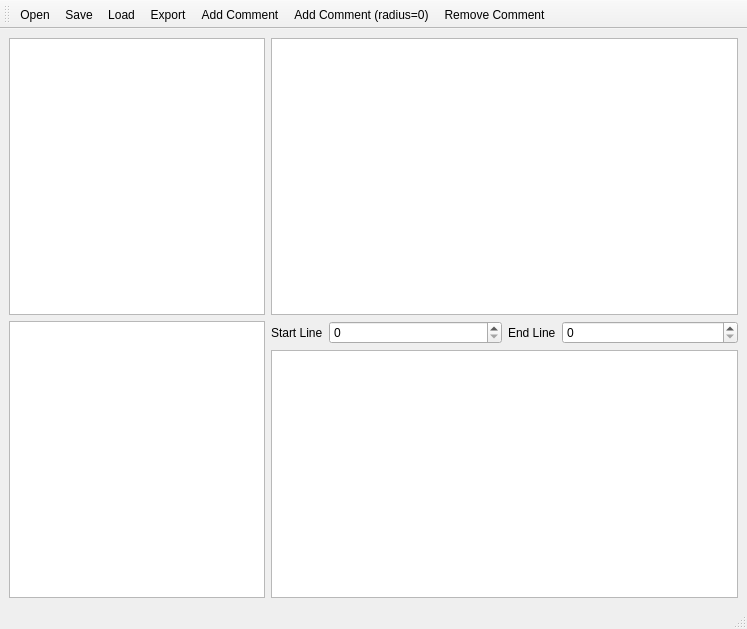
Above: gui/ui_MainWindow.ui from arneboe/codecomment before the change. Below: the same form after it.
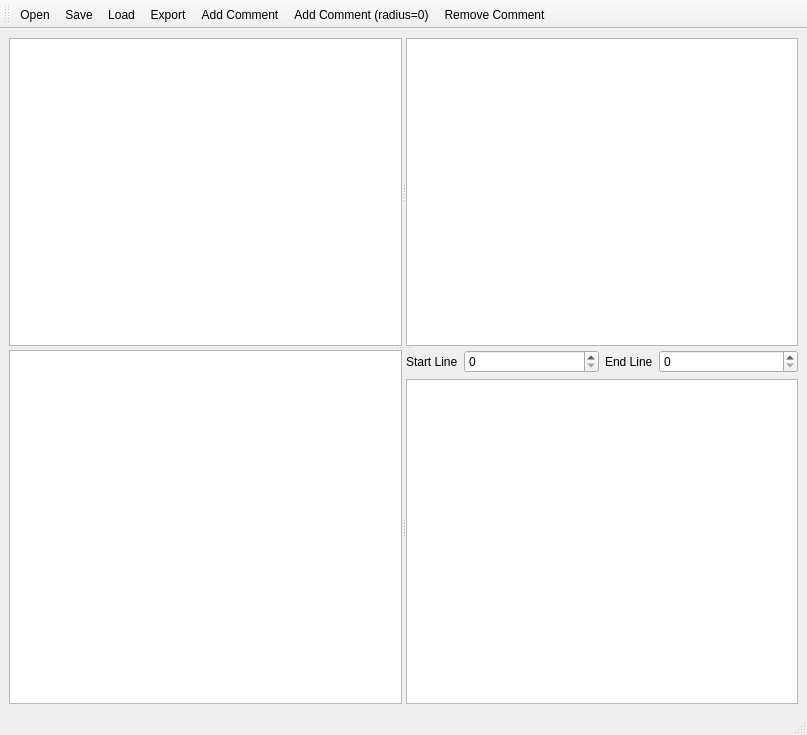
That is the form after the change.

What changed in the file:
```diff
--- a/gui/ui_MainWindow.ui
+++ b/gui/ui_MainWindow.ui
@@ -6,25 +6,52 @@
    <rect>
     <x>0</x>
     <y>0</y>
-    <width>747</width>
-    <height>629</height>
+    <width>807</width>
+    <height>735</height>
    </rect>
   </property>
   <property name="windowTitle">
    <string>CodeComment</string>
   </property>
   <widget class="QWidget" name="centralwidget">
-   <layout class="QGridLayout" name="gridLayout_2">
+   <layout class="QGridLayout" name="gridLayout_3">
     <item row="0" column="0">
+     <widget class="QSplitter" name="splitter_3">
+      <property name="orientation">
+       <enum>Qt::Vertical</enum>
+      </property>
+      <widget class="QWidget" name="widget" native="true">
      <layout class="QGridLayout" name="gridLayout">
-      <item row="0" column="1">
+        <item row="0" column="0">
+         <widget class="QSplitter" name="splitter">
+          <property name="orientation">
+           <enum>Qt::Horizontal</enum>
+          </property>
        <widget class="QPlainTextEdit" name="plainTextEditCode">
         <property name="readOnly">
          <bool>true</bool>
         </property>
        </widget>
-      </item>
-      <item row="1" column="0">
+          <widget class="QListWidget" name="listWidgetFiles">
+           <property name="sizePolicy">
+            <sizepolicy hsizetype="Preferred" vsizetype="Expanding">
+             <horstretch>0</horstretch>
+             <verstretch>0</verstretch>
+            </sizepolicy>
+           </property>
+          </widget>
+         </widget>
+        </item>
+       </layout>
+      </widget>
+      <widget class="QWidget" name="widget_2" native="true">
+       <layout class="QGridLayout" name="gridLayout_2">
+        <item row="0" column="0">
+         <widget class="QSplitter" name="splitter_2">
+          <property name="orientation">
+           <enum>Qt::Horizontal</enum>
+          </property>
+          <widget class="QWidget" name="">
        <layout class="QVBoxLayout" name="verticalLayout">
         <item>
          <widget class="QListWidget" name="listWidgetComments">
@@ -37,23 +64,16 @@
          </widget>
         </item>
        </layout>
-      </item>
-      <item row="0" column="0">
-       <widget class="QListWidget" name="listWidgetFiles">
-        <property name="sizePolicy">
-         <sizepolicy hsizetype="Preferred" vsizetype="Expanding">
-          <horstretch>0</horstretch>
-          <verstretch>0</verstretch>
-         </sizepolicy>
-        </property>
-       </widget>
-      </item>
-      <item row="1" column="1">
+          </widget>
+          <widget class="QWidget" name="">
        <layout class="QVBoxLayout" name="verticalLayout_2">
         <item>
          <layout class="QHBoxLayout" name="horizontalLayout">
           <item>
            <layout class="QFormLayout" name="formLayout_2">
+                <property name="fieldGrowthPolicy">
+                 <enum>QFormLayout::AllNonFixedFieldsGrow</enum>
+                </property>
             <item row="0" column="0">
              <widget class="QLabel" name="label_2">
               <property name="text">
@@ -89,8 +109,12 @@
          <widget class="QPlainTextEdit" name="plainTextEditComment"/>
         </item>
        </layout>
-      </item>
-     </layout>
+          </widget>
+         </widget>
+        </item>
+       </layout>
+      </widget>
+     </widget>
     </item>
    </layout>
   </widget>
```
Left out of the diff: 5 changed lines with no effect on the pictures. Lines whose indentation alone changed are shown as unchanged.
